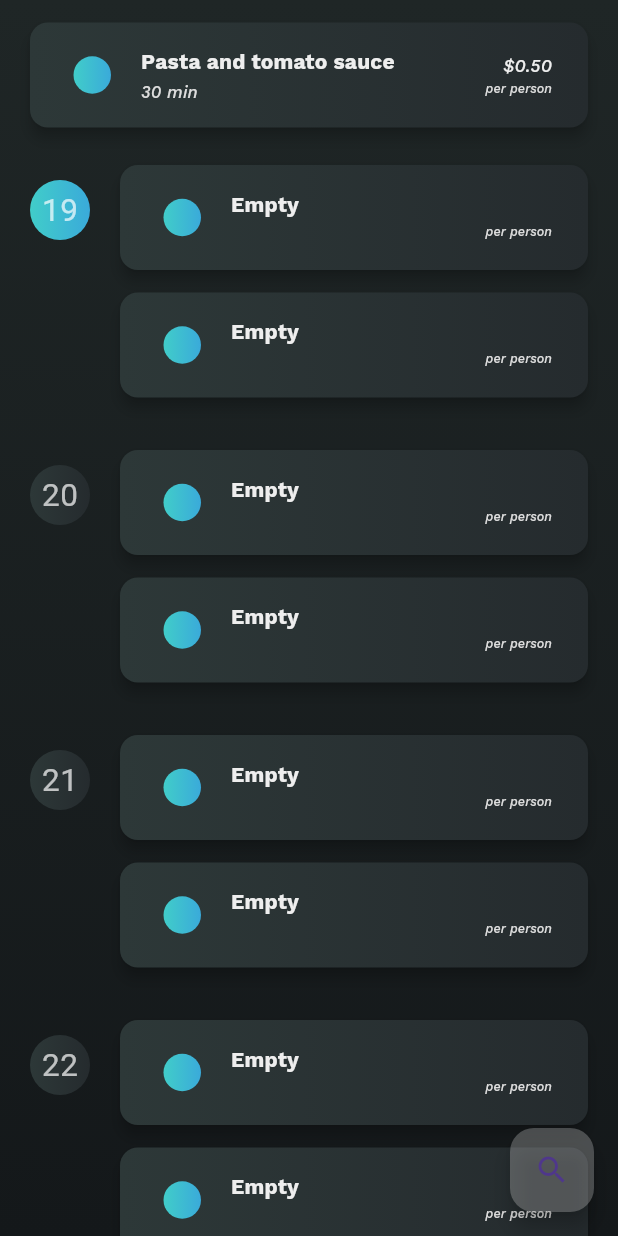
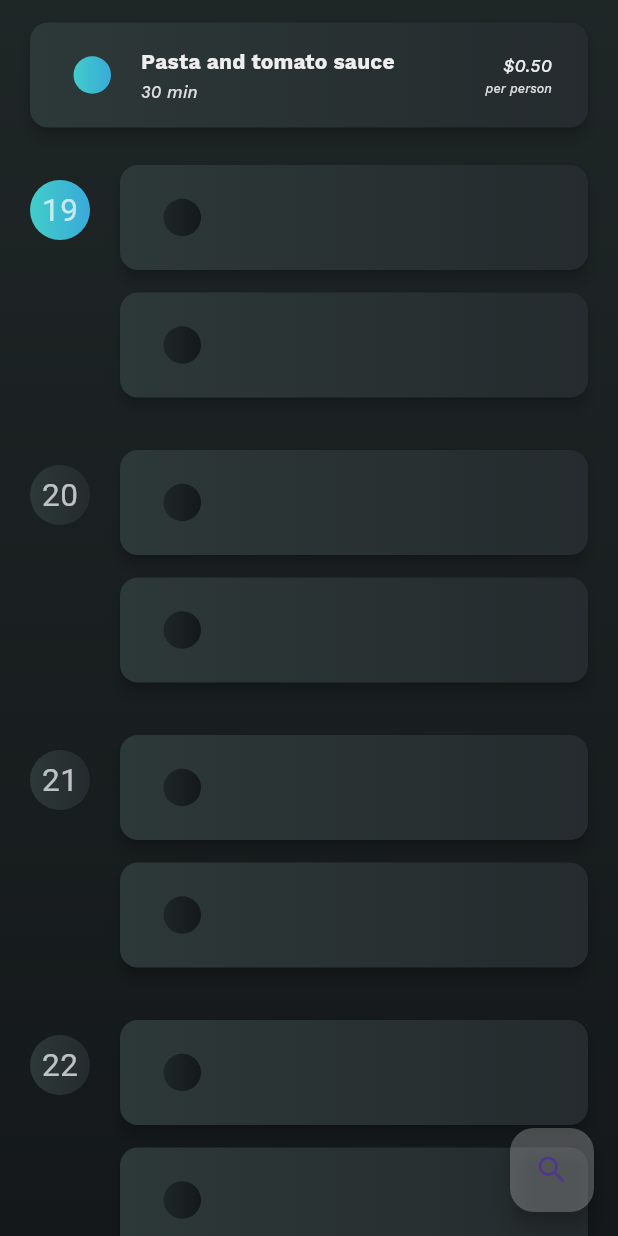
Before and after one commit to 3enedict/limelight, a Flutter app: the RecipesPage screen opened directly, after a tap on "Pasta and tomato sauce", on a phone screen of 412 x 824 dp. Run offline on Flutter 3.47's test engine with Material 2 defaults, Android fonts, the phone set to English and light mode, and no system bars; our stand-ins replace fluttericon, google_fonts; statements that could not run were skipped.

Commit message:
Made empty recipe show no text.

```diff
--- a/lib/widgets/calendar.dart
+++ b/lib/widgets/calendar.dart
@@ -16,10 +16,10 @@ class Calendar extends StatefulWidget {
 }
 
 class CalendarState extends State<Calendar> with AutomaticKeepAliveClientMixin {
-  RecipeData currentRecipe = const RecipeData.empty();
+  RecipeData currentRecipe = RecipeData.empty();
   List<RecipeData> recipes = List.filled(
     numberOfDays * mealsPerDay,
-    const RecipeData.empty(),
+    RecipeData.empty(),
   );
 
   @override
@@ -79,7 +79,7 @@ class CalendarState extends State<Calendar> with AutomaticKeepAliveClientMixin {
             () => setState(
               () {
                 if (recipes[index * mealsPerDay] == currentRecipe) {
-                  recipes[index * mealsPerDay] = const RecipeData.empty();
+                  recipes[index * mealsPerDay] = RecipeData.empty();
                 } else {
                   recipes[index * mealsPerDay] = currentRecipe;
                 }
@@ -90,7 +90,7 @@ class CalendarState extends State<Calendar> with AutomaticKeepAliveClientMixin {
             () => setState(
               () {
                 if (recipes[index * mealsPerDay + 1] == currentRecipe) {
-                  recipes[index * mealsPerDay + 1] = const RecipeData.empty();
+                  recipes[index * mealsPerDay + 1] = RecipeData.empty();
                 } else {
                   recipes[index * mealsPerDay + 1] = currentRecipe;
                 }
--- a/lib/widgets/recipe.dart
+++ b/lib/widgets/recipe.dart
@@ -8,28 +8,30 @@ class RecipeData {
   final String name;
   final String time;
   final String price;
+  final String unit;
   final List<Color> gradient;
 
   RecipeData({
     required this.name,
     required this.time,
     required this.price,
+    this.unit = "per person",
     required this.gradient,
   });
 
-  const RecipeData.empty({
-    this.name = 'Empty',
+  RecipeData.empty({
+    this.name = '',
     this.time = '',
     this.price = '',
-    this.gradient = limelightGradient,
-  });
+    this.unit = '',
+  }) : gradient = toBackgroundGradient(limelightGradient);
 
   Item toItem(VoidCallback onPressed) {
     return Item(
       title: name,
       subTitle: time,
       info: price,
-      subInfo: "per person",
+      subInfo: unit,
       accentGradient: gradient,
       backgroundGradient: toSurfaceGradient(gradient),
       onPressed: onPressed,
@@ -41,7 +43,7 @@ class RecipeData {
       title: name,
       subTitle: time,
       info: price,
-      subInfo: "per person",
+      subInfo: unit,
       accentGradient: gradient,
       backgroundGradient: toSurfaceGradient(gradient),
     );
```
